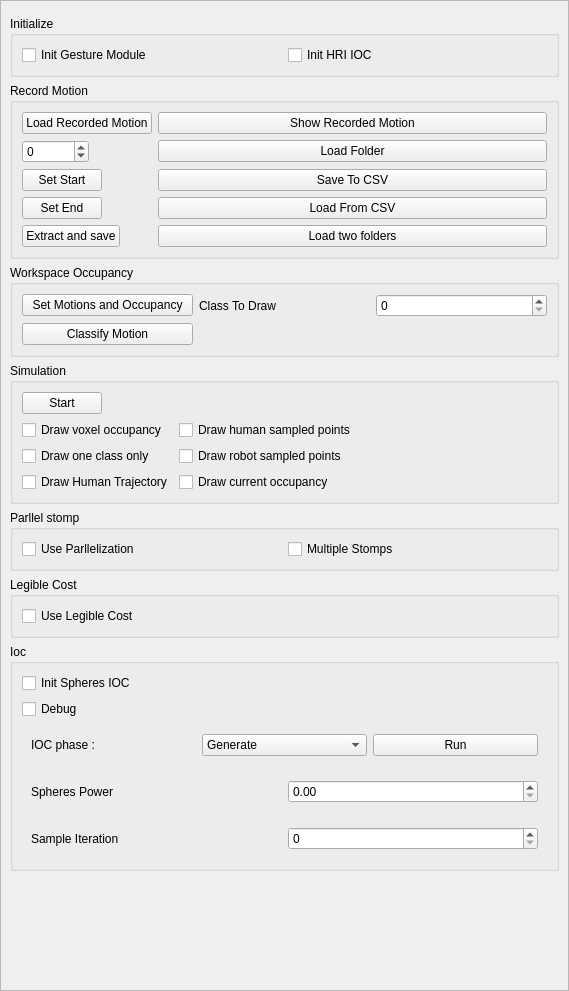
Above: src/move3d-qt-gui-libs/src/qtMainInterface/sideWidgets/qtHriGesture.ui from jmainpri/move3d-studio before the change. Below: the same form after it.
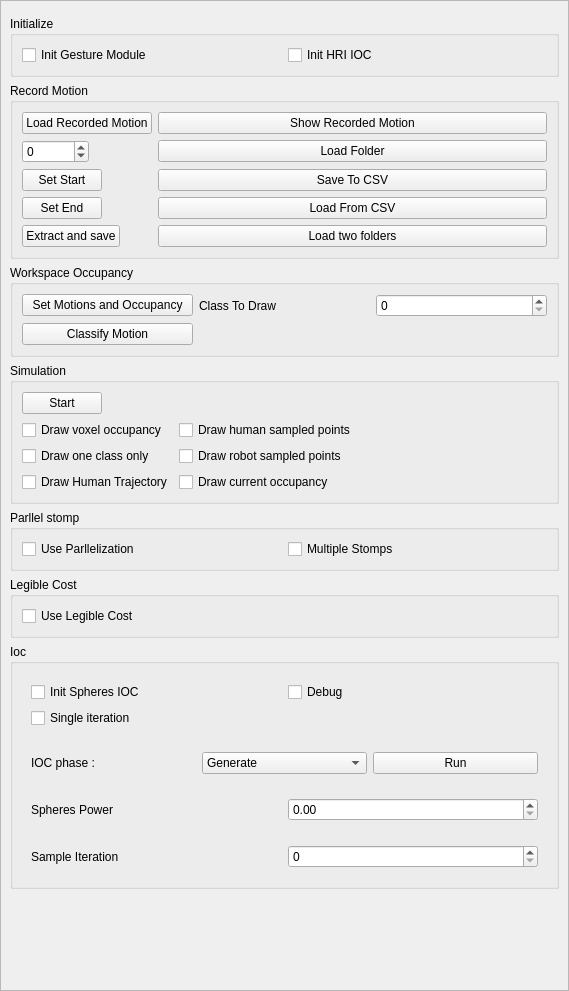
That is the form after the change.

What changed in the file:
```diff
--- a/src/move3d-qt-gui-libs/src/qtMainInterface/sideWidgets/qtHriGesture.ui
+++ b/src/move3d-qt-gui-libs/src/qtMainInterface/sideWidgets/qtHriGesture.ui
@@ -295,17 +295,30 @@
          </property>
          <layout class="QVBoxLayout" name="verticalLayout_2">
           <item>
-           <widget class="QCheckBox" name="checkBoxInitSphereCost">
-            <property name="text">
-             <string>Init Spheres IOC</string>
-            </property>
-           </widget>
-          </item>
-          <item>
+           <widget class="QWidget" name="widget_4" native="true">
+            <layout class="QGridLayout" name="gridLayout_2">
+             <item row="0" column="1">
            <widget class="QCheckBox" name="checkBoxGestureDebug">
             <property name="text">
              <string>Debug</string>
             </property>
+              </widget>
+             </item>
+             <item row="0" column="0">
+              <widget class="QCheckBox" name="checkBoxInitSphereCost">
+               <property name="text">
+                <string>Init Spheres IOC</string>
+               </property>
+              </widget>
+             </item>
+             <item row="1" column="0">
+              <widget class="QCheckBox" name="checkBoxSingleIteration">
+               <property name="text">
+                <string>Single iteration</string>
+               </property>
+              </widget>
+             </item>
+            </layout>
            </widget>
           </item>
           <item>
```
Lines whose indentation alone changed are shown as unchanged.
